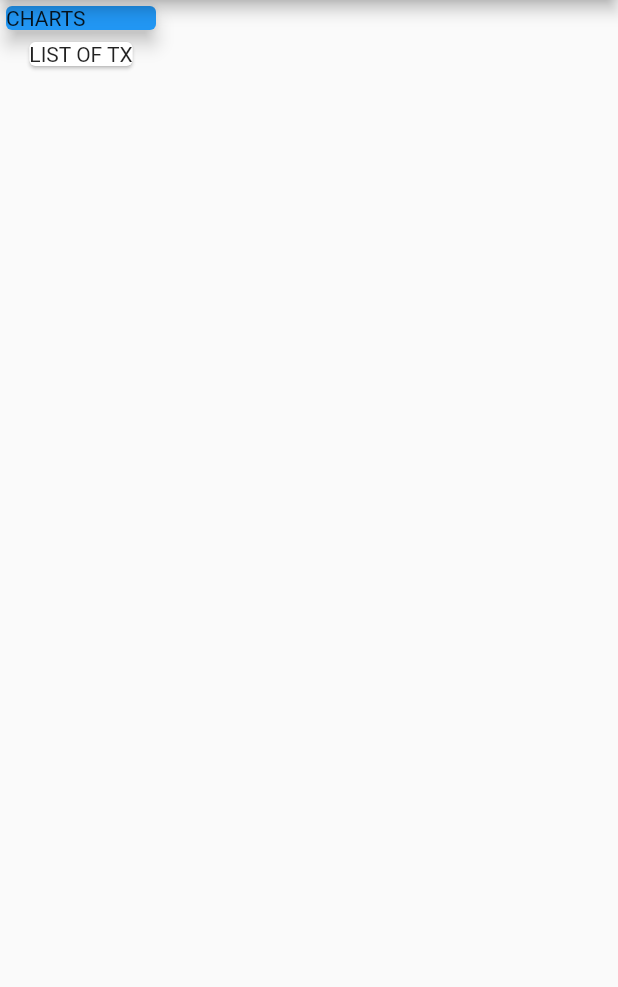
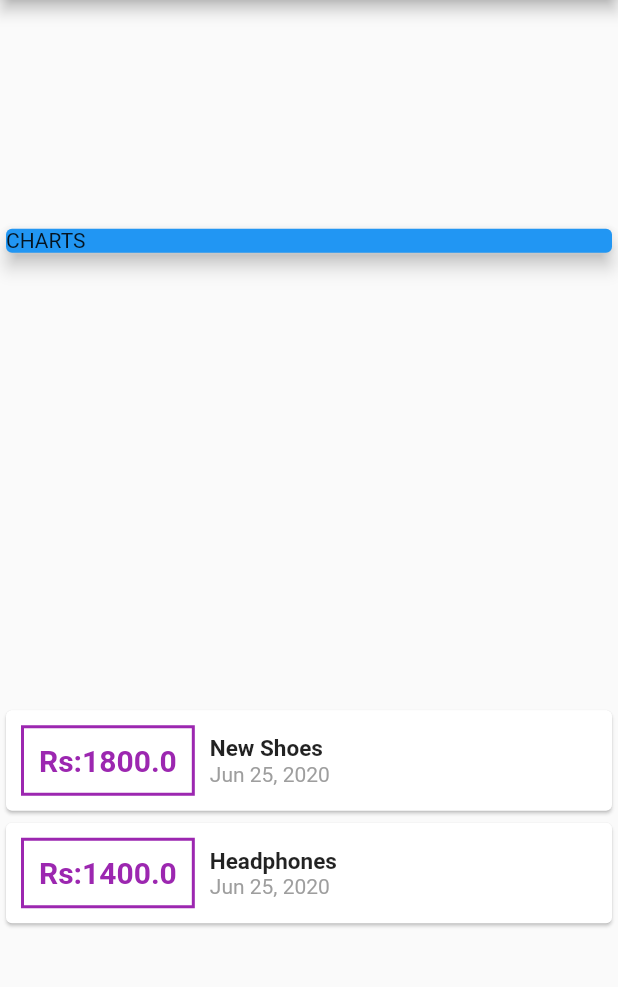
Before and after one commit to Aadesh-Shigavan/Expense_manager, a Flutter app: the screen it shows after launch, on a phone screen of 412 x 824 dp, the part 84-1071 px from its top. Run offline on Flutter 3.47's test engine with Material 2 defaults, Android fonts, the phone set to English and light mode, and no system bars.

Commit message:
Column/Row and DateTime

```diff
--- a/lib/main.dart
+++ b/lib/main.dart
@@ -1,4 +1,7 @@
 import 'package:flutter/material.dart';
+import 'package:intl/intl.dart';
+
+import './transaction.dart';
 
 void main() => runApp(MyApp());
 
@@ -13,6 +16,21 @@ class MyApp extends StatelessWidget {
 }
 
 class MyHomePage extends StatelessWidget {
+  final List<Transaction> transactions = [
+    Transaction(
+      id: 't1',
+      title: 'New Shoes',
+      amount: 1800,
+      date: DateTime.now(),
+    ),
+    Transaction(
+      id: 't2',
+      title: 'Headphones',
+      amount: 1400,
+      date: DateTime.now(),
+    ),
+  ];
+
   @override
   Widget build(BuildContext context) {
     return Scaffold(
@@ -20,17 +38,68 @@ class MyHomePage extends StatelessWidget {
         title: Text('Kharcha_pani'),
       ),
       body: Column(
+        mainAxisAlignment: MainAxisAlignment.spaceAround,
+        crossAxisAlignment: CrossAxisAlignment.stretch,
         children: <Widget>[
-          Card(
-            color:Colors.blue,
-            child: Container(
-              width: 100,
-              child: Text('CHARTS'),
+          Container(
+            width: double.infinity,
+            child: Card(
+              color: Colors.blue,
+              child: Container(
+                width: double.infinity,
+                child: Text('CHARTS'),
+              ),
+              elevation: 5,
             ),
-            elevation: 5,
           ),
-          Card(
-            child: Text('LIST OF TX'),
+          Column(
+            children: transactions.map((tx) {
+              return Card(
+                child: Row(
+                  children: <Widget>[
+                    Container(
+                      margin: EdgeInsets.symmetric(
+                        vertical: 10,
+                        horizontal: 10,
+                      ),
+                      decoration: BoxDecoration(
+                        border: Border.all(
+                          color: Colors.purple,
+                          width: 2,
+                        ),
+                      ),
+                      padding: EdgeInsets.all(10),
+                      child: Text(
+                        'Rs:${tx.amount}',
+                        style: TextStyle(
+                          fontWeight: FontWeight.bold,
+                          fontSize: 20,
+                          color: Colors.purple,
+                        ),
+                      ),
+                    ),
+                    Column(
+                      crossAxisAlignment: CrossAxisAlignment.start,
+                      children: <Widget>[
+                        Text(
+                          tx.title,
+                          style: TextStyle(
+                            fontSize: 15,
+                            fontWeight: FontWeight.bold,
+                          ),
+                        ),
+                        Text(
+                          DateFormat.yMMMd().format(tx.date),
+                          style: TextStyle(
+                            color: Colors.grey,
+                          ),
+                        ),
+                      ],
+                    ),
+                  ],
+                ),
+              );
+            }).toList(),
           ),
         ],
       ),
--- /dev/null
+++ b/lib/transaction.dart
@@ -0,0 +1,15 @@
+import 'package:flutter/foundation.dart';
+
+class Transaction {
+ final String id;
+ final String title;
+ final double amount;
+ final DateTime date;
+
+  Transaction({
+    @required this.id,
+    @required this.title,
+    @required this.amount,
+    @required this.date,
+  });
+}
--- a/pubspec.yaml
+++ b/pubspec.yaml
@@ -23,6 +23,7 @@ environment:
 dependencies:
   flutter:
     sdk: flutter
+  intl: ^0.16.1
 
 
   # The following adds the Cupertino Icons font to your application.
```
Also changed, not shown: pubspec.lock.
